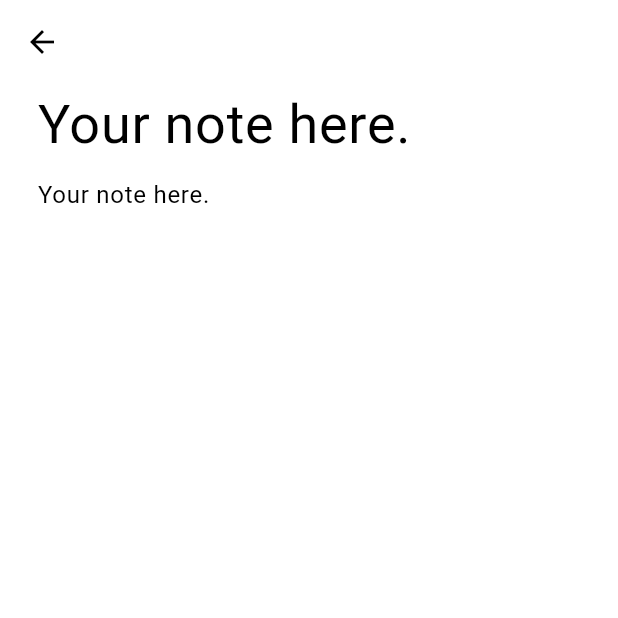
After one commit to teamcutter/flutter-note-app, a Flutter app: the AddNotePage screen opened directly, on a phone screen of 412 x 824 dp, the top half of it. The commit adds this screen. Run offline on Flutter 3.47's test engine with Material 3 defaults, Android fonts, the phone set to English and light mode, and no system bars; our stand-ins replace google_fonts, isar, jiffy; accounts and stored records are empty; generated files the repository leaves out were written again.

Commit message:
Redisigned main UI

```diff
--- a/lib/components/note_tile.dart
+++ b/lib/components/note_tile.dart
@@ -1,5 +1,7 @@
 import 'package:flutter/material.dart';
+import 'package:jiffy/jiffy.dart';
 import 'package:notes/models/note.dart';
+
 
 class NoteTile extends StatelessWidget {
   final Note note;
@@ -22,19 +24,9 @@ class NoteTile extends StatelessWidget {
       margin: const EdgeInsets.only(top: 10, left: 25, right: 25),
       child: ListTile(
         title: Text(note.title),
-        trailing: Row(
-          mainAxisSize: MainAxisSize.min,
-          children: [
-            IconButton(
-              onPressed: () => updateNote(note),
-              icon: const Icon(Icons.edit),
-            ),
-            IconButton(
-              onPressed: () => deleteNote(note.id),
-              icon: const Icon(Icons.delete)
-            ),
-          ],
-        ),
+        trailing: Text('Edited ${Jiffy.parseFromDateTime(note.lastEdit).MMMd}'),
+        onTap: () => updateNote(note),
+        onLongPress: () => deleteNote(note.id),
       ),
     );
   }
--- /dev/null
+++ b/lib/pages/add_note_page.dart
@@ -0,0 +1,77 @@
+import 'package:flutter/material.dart';
+import 'package:google_fonts/google_fonts.dart';
+import 'package:notes/models/note.dart';
+import 'package:notes/models/note_database.dart';
+import 'package:provider/provider.dart';
+
+class AddNotePage extends StatefulWidget {
+  const AddNotePage({super.key, required this.note});
+
+  final Note note;
+
+  @override
+  State<StatefulWidget> createState() => _NotesPageState();
+}
+
+class _NotesPageState extends State<AddNotePage> {
+
+  final _titleController = TextEditingController();
+  final _textController = TextEditingController();
+
+  @override
+  Widget build(BuildContext context) {
+    return PopScope(
+      onPopInvoked: (didPop) {
+        context.read<NoteDatabase>().addNote(_titleController.text, _textController.text);
+      },
+      child: Scaffold(
+        appBar: AppBar(
+          elevation: 0,
+          backgroundColor: Colors.transparent,
+        ),
+        body: Column(
+          children: [
+            // Title
+            Padding(
+              padding: const EdgeInsets.only(left: 25),
+              child: TextField(
+                maxLines: null,
+                style: GoogleFonts.dmSerifText(
+                  fontSize: 36,
+                  color: Theme.of(context).colorScheme.inversePrimary
+                ),
+                decoration: InputDecoration.collapsed(
+                  hintText: widget.note.text
+                ),
+                controller: _titleController,
+                cursorColor: Theme.of(context).colorScheme.inversePrimary,
+              ),
+            ),
+            Expanded(
+              child: Column(
+                children: [
+                  // Body text
+                  Padding(
+                    padding: const EdgeInsets.only(top: 8, left: 25, right: 25),
+                    child: TextField(
+                      maxLines: null,
+                      style: GoogleFonts.dmSerifText(
+                      fontSize: 16,
+                      color: Theme.of(context).colorScheme.inversePrimary
+                      ),
+                      decoration: InputDecoration.collapsed(
+                      hintText: widget.note.text
+                      ),
+                      controller: _textController,
+                      cursorColor: Theme.of(context).colorScheme.inversePrimary,
+                    ),
+                  ),
+                ],
+              )
+            )
+          ],
+        ),
+      ),
+    );
+  }
+}
--- a/lib/pages/notes_page.dart
+++ b/lib/pages/notes_page.dart
@@ -4,7 +4,8 @@ import 'package:notes/components/drawer.dart';
 import 'package:notes/components/note_tile.dart';
 import 'package:notes/models/note.dart';
 import 'package:notes/models/note_database.dart';
-import 'package:notes/pages/note_page.dart';
+import 'package:notes/pages/add_note_page.dart';
+import 'package:notes/pages/update_note_page.dart';
 import 'package:provider/provider.dart';
 
 class NotesPage extends StatefulWidget {
@@ -28,7 +29,12 @@ class _NotesPageState extends State<NotesPage> {
     Navigator.push(
       context,
       MaterialPageRoute(
-        builder: (context) => NotePage(note: Note())
+        builder: (context) => AddNotePage(
+          note: Note()
+          ..title = 'Title'
+          ..text = 'Your note here.'
+          ..lastEdit = DateTime.now()
+        ),
       ),
     );
   }
@@ -41,7 +47,7 @@ class _NotesPageState extends State<NotesPage> {
     Navigator.push(
       context,
       MaterialPageRoute(
-        builder: (context) => NotePage(note: note)
+        builder: (context) => UpdateNotePage(note: note)
       ),
     );
   }
--- a/pubspec.yaml
+++ b/pubspec.yaml
@@ -40,6 +40,7 @@ dependencies:
   path_provider: ^2.1.2
   provider: ^6.1.2
   google_fonts: ^6.2.1
+  jiffy: ^6.2.2
 
 dev_dependencies:
   flutter_test:
```
Also changed, not shown: lib/pages/note_page.dart (deleted, +0 -26 lines), lib/pages/update_note_page.dart (added, +82 -0 lines), pubspec.lock, 1 other file.
